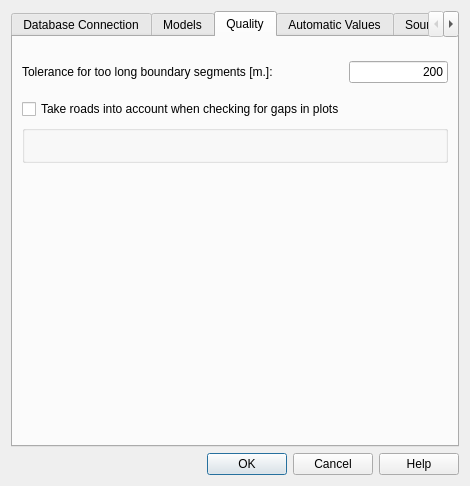
SwissTierrasColombia/Asistente-LADM-COL, file asistente_ladm_col/ui/dialogs/dlg_settings.ui: the form before one commit.
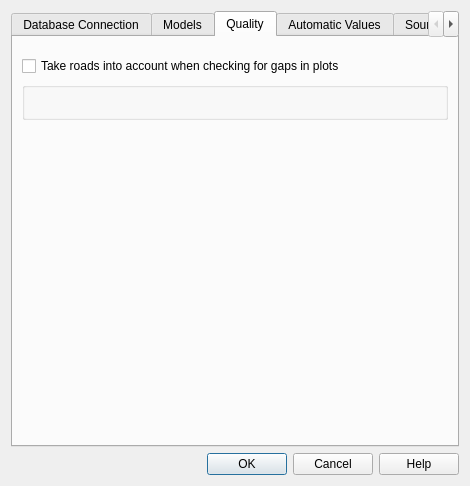
The form after the commit. The open tabs and pages were chosen to show the change. Icons and pictures are not drawn. Custom widgets are drawn as their Qt base class.

Patch:
```diff
--- a/asistente_ladm_col/ui/dialogs/dlg_settings.ui
+++ b/asistente_ladm_col/ui/dialogs/dlg_settings.ui
@@ -207,7 +207,7 @@
        <string>Quality</string>
       </attribute>
       <layout class="QGridLayout" name="gridLayout_2">
-       <item row="5" column="0">
+       <item row="3" column="0">
         <spacer name="verticalSpacer_3">
          <property name="orientation">
           <enum>Qt::Vertical</enum>
@@ -220,57 +220,7 @@
          </property>
         </spacer>
        </item>
-       <item row="0" column="0">
-        <spacer name="verticalSpacer_4">
-         <property name="orientation">
-          <enum>Qt::Vertical</enum>
-         </property>
-         <property name="sizeType">
-          <enum>QSizePolicy::Fixed</enum>
-         </property>
-         <property name="sizeHint" stdset="0">
-          <size>
-           <width>20</width>
-           <height>15</height>
-          </size>
-         </property>
-        </spacer>
-       </item>
-       <item row="1" column="0">
-        <layout class="QHBoxLayout" name="horizontalLayout_4">
-         <item>
-          <widget class="QLabel" name="label">
-           <property name="text">
-            <string>Tolerance for too long boundary segments [m.]:</string>
-           </property>
-          </widget>
-         </item>
-         <item>
-          <spacer name="horizontalSpacer_2">
-           <property name="orientation">
-            <enum>Qt::Horizontal</enum>
-           </property>
-           <property name="sizeHint" stdset="0">
-            <size>
-             <width>79</width>
-             <height>18</height>
-            </size>
-           </property>
-          </spacer>
-         </item>
-         <item>
-          <widget class="QLineEdit" name="txt_too_long_tolerance">
-           <property name="text">
-            <string>200</string>
-           </property>
-           <property name="alignment">
-            <set>Qt::AlignRight|Qt::AlignTrailing|Qt::AlignVCenter</set>
-           </property>
-          </widget>
-         </item>
-        </layout>
-       </item>
-       <item row="4" column="0">
+       <item row="2" column="0">
         <widget class="QGroupBox" name="groupBox">
          <property name="title">
           <string/>
@@ -358,14 +308,14 @@
          <zorder>horizontalSpacer_6</zorder>
         </widget>
        </item>
-       <item row="3" column="0">
+       <item row="1" column="0">
         <widget class="QCheckBox" name="chk_use_roads">
          <property name="text">
           <string>Take roads into account when checking for gaps in plots</string>
          </property>
         </widget>
        </item>
-       <item row="2" column="0">
+       <item row="0" column="0">
         <spacer name="verticalSpacer_6">
          <property name="orientation">
           <enum>Qt::Vertical</enum>
```
Left out of the diff: 1 changed line with no effect on the pictures.
